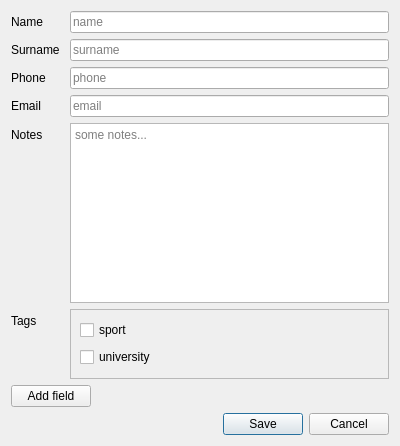
The window that ui/formDialog.ui (francidellungo/ContactManager) describes before a commit, drawn with Qt 5.
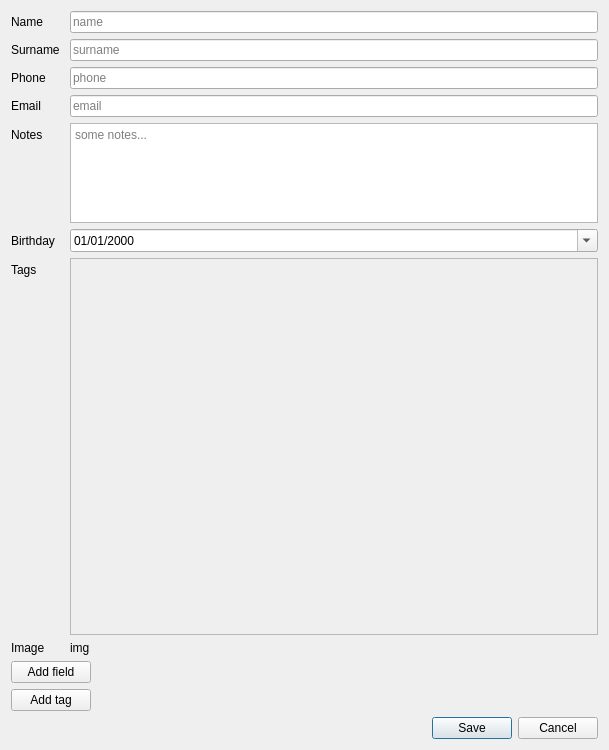
The same window after the commit.

```diff
--- a/ui/formDialog.ui
+++ b/ui/formDialog.ui
@@ -6,8 +6,8 @@
    <rect>
     <x>0</x>
     <y>0</y>
-    <width>400</width>
-    <height>446</height>
+    <width>609</width>
+    <height>750</height>
    </rect>
   </property>
   <property name="windowTitle">
@@ -93,13 +93,55 @@
      </item>
      <item row="4" column="1">
       <widget class="QTextEdit" name="notes_textEdit">
+       <property name="maximumSize">
+        <size>
+         <width>16777215</width>
+         <height>100</height>
+        </size>
+       </property>
        <property name="placeholderText">
         <string>some notes...</string>
        </property>
       </widget>
      </item>
+     <item row="5" column="0">
+      <widget class="QLabel" name="birthdayLabel">
+       <property name="text">
+        <string>Birthday</string>
+       </property>
+      </widget>
+     </item>
      <item row="5" column="1">
+      <widget class="QDateEdit" name="birthdayDateEdit">
+       <property name="displayFormat">
+        <string>dd/MM/yyyy</string>
+       </property>
+       <property name="calendarPopup">
+        <bool>true</bool>
+       </property>
+      </widget>
+     </item>
+     <item row="6" column="0">
+      <widget class="QLabel" name="tags_label">
+       <property name="text">
+        <string>Tags</string>
+       </property>
+      </widget>
+     </item>
+     <item row="6" column="1">
       <widget class="QScrollArea" name="tags_scrollArea">
+       <property name="minimumSize">
+        <size>
+         <width>317</width>
+         <height>150</height>
+        </size>
+       </property>
+       <property name="maximumSize">
+        <size>
+         <width>16777215</width>
+         <height>400</height>
+        </size>
+       </property>
        <property name="widgetResizable">
         <bool>true</bool>
        </property>
@@ -108,33 +150,25 @@
          <rect>
           <x>0</x>
           <y>0</y>
-          <width>315</width>
-          <height>73</height>
+          <width>524</width>
+          <height>148</height>
          </rect>
         </property>
-        <layout class="QVBoxLayout" name="tags_layout">
-         <item>
-          <widget class="QCheckBox" name="sport">
-           <property name="text">
-            <string>sport</string>
-           </property>
-          </widget>
-         </item>
-         <item>
-          <widget class="QCheckBox" name="university">
-           <property name="text">
-            <string>university</string>
-           </property>
-          </widget>
-         </item>
-        </layout>
+        <layout class="QVBoxLayout" name="tags_layout"/>
        </widget>
       </widget>
      </item>
-     <item row="5" column="0">
-      <widget class="QLabel" name="tags_label">
+     <item row="7" column="0">
+      <widget class="QLabel" name="image_label">
        <property name="text">
-        <string>Tags</string>
+        <string>Image</string>
+       </property>
+      </widget>
+     </item>
+     <item row="7" column="1">
+      <widget class="QLabel" name="img_label">
+       <property name="text">
+        <string>img</string>
        </property>
       </widget>
      </item>
@@ -147,6 +181,13 @@
      </property>
     </widget>
    </item>
+   <item alignment="Qt::AlignLeft">
+    <widget class="QPushButton" name="add_tag_pb">
+     <property name="text">
+      <string>Add tag</string>
+     </property>
+    </widget>
+   </item>
    <item>
     <widget class="QDialogButtonBox" name="buttonBox">
      <property name="orientation">
```
Left out of the diff: 12 changed lines with no effect on the pictures.
